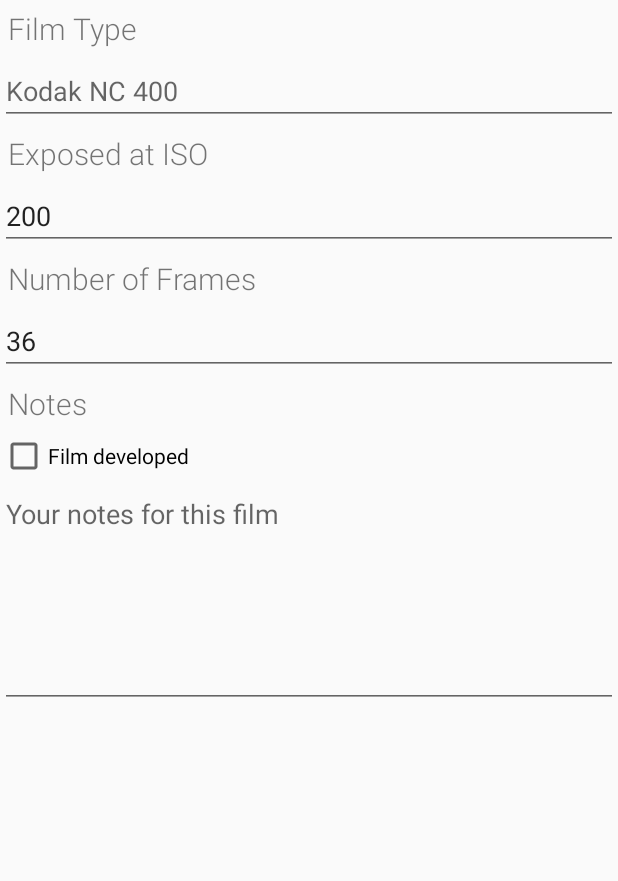
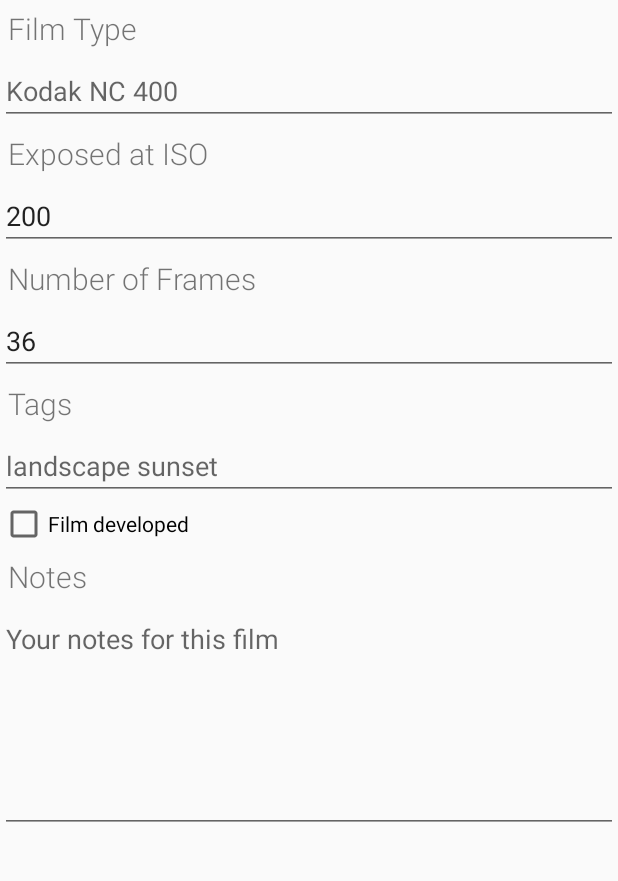
Before and after one commit to hanscappelle/filmtag-android-app, an Android app: the fragment EditRollFragment placed in its activity, on a phone screen of 412 x 824 dp, the part 84-965 px from its top. Run offline under Robolectric (Android 15) with nearby library versions, the phone set to English and light mode, and no system bars; our stand-ins replace ButterKnife, androidx.preference.

Commit message:
settings tags on roll of films + edit option and default values (hint)

```diff
--- a/app/src/main/java/be/hcpl/android/filmtag/EditRollFragment.java
+++ b/app/src/main/java/be/hcpl/android/filmtag/EditRollFragment.java
@@ -5,6 +5,7 @@
 import android.preference.PreferenceManager;
 import android.support.annotation.Nullable;
 import android.support.v4.app.Fragment;
+import android.text.TextUtils;
 import android.view.LayoutInflater;
 import android.view.Menu;
 import android.view.MenuInflater;
@@ -17,6 +18,8 @@
 import android.widget.EditText;
 import android.widget.Toast;
 
+import java.util.ArrayList;
+import java.util.Arrays;
 import java.util.List;
 
 import be.hcpl.android.filmtag.model.Roll;
@@ -40,6 +43,8 @@
     EditText editFrames;
     @Bind(R.id.edit_notes)
     EditText editNotes;
+    @Bind(R.id.edit_tags)
+    EditText editTags;
 
     @Bind(R.id.check_developed)
     CheckBox developed;
@@ -117,6 +122,9 @@
             if (roll.getFrames() != 0)
                 editFrames.setText(String.valueOf(roll.getFrames()));
             developed.setChecked(roll.isDeveloped());
+            // populate the tags here
+            if( roll.getTags() != null && !roll.getTags().isEmpty())
+            editTags.setText(TextUtils.join(" ", roll.getTags()));
         }
         // populate with defaults here
         else {
@@ -175,6 +183,7 @@
         roll.setType(editType.getText().toString());
         roll.setNotes(editNotes.getText().toString());
         roll.setDeveloped(developed.isChecked());
+        roll.setTags(Arrays.asList(TextUtils.split(editTags.getText().toString(), " ")));
         try {
             roll.setSpeed(Integer.parseInt(editSpeed.getText().toString()));
         } catch (NumberFormatException nfe) {
--- a/app/src/main/java/be/hcpl/android/filmtag/model/Roll.java
+++ b/app/src/main/java/be/hcpl/android/filmtag/model/Roll.java
@@ -1,6 +1,8 @@
 package be.hcpl.android.filmtag.model;
 
 import java.io.Serializable;
+import java.util.ArrayList;
+import java.util.List;
 
 /**
  * Created by hcpl on 1/08/15.
@@ -37,6 +39,11 @@
      * if film was developed or not
      */
     private boolean developed;
+
+    /**
+     * a collection of tags for this item
+     */
+    private List<String> tags = new ArrayList<>();
 
     public Roll() {
         setId(System.currentTimeMillis()); // generates unique ID for all objects created
@@ -97,6 +104,14 @@
         this.developed = developed;
     }
 
+    public List<String> getTags() {
+        return tags;
+    }
+
+    public void setTags(List<String> tags) {
+        this.tags = tags;
+    }
+
     @Override
     public String toString() {
         return new StringBuilder(type).append(" @ ISO ").append(speed).append(" # ").append(String.valueOf(frames)).toString();
--- a/app/src/main/res/layout/fragment_form_roll.xml
+++ b/app/src/main/res/layout/fragment_form_roll.xml
@@ -58,16 +58,31 @@
             android:layout_height="wrap_content"
             android:fontFamily="sans-serif-light"
             android:padding="5dp"
-            android:text="@string/label_frame_notes"
+            android:text="@string/label_frame_tags"
             android:textSize="20sp" />
+
+        <EditText
+            android:id="@+id/edit_tags"
+            android:layout_width="match_parent"
+            android:layout_height="wrap_content"
+            android:hint="@string/label_tags_for_film"
+            android:lines="1"
+            android:singleLine="false" />
 
         <CheckBox
             android:id="@+id/check_developed"
             android:layout_width="match_parent"
             android:layout_height="wrap_content"
-            android:text="@string/label_film_developed"
             android:checked="false"
-            />
+            android:text="@string/label_film_developed" />
+
+        <TextView
+            android:layout_width="match_parent"
+            android:layout_height="wrap_content"
+            android:fontFamily="sans-serif-light"
+            android:padding="5dp"
+            android:text="@string/label_frame_notes"
+            android:textSize="20sp" />
 
         <EditText
             android:id="@+id/edit_notes"
--- a/app/src/main/res/values/strings.xml
+++ b/app/src/main/res/values/strings.xml
@@ -53,6 +53,8 @@
     <string name="pref_title_default_shutter">Default Shutterspeed</string>
     <string name="pref_summary_default_aperture">The default prefilled value for aperture when editing frames</string>
     <string name="pref_title_default_aperture">Default Aperture</string>
+    <string name="label_frame_tags">Tags</string>
+    <string name="label_tags_for_film">landscape sunset</string>
 
 
 </resources>
```
Also changed, not shown: 2 other files.
